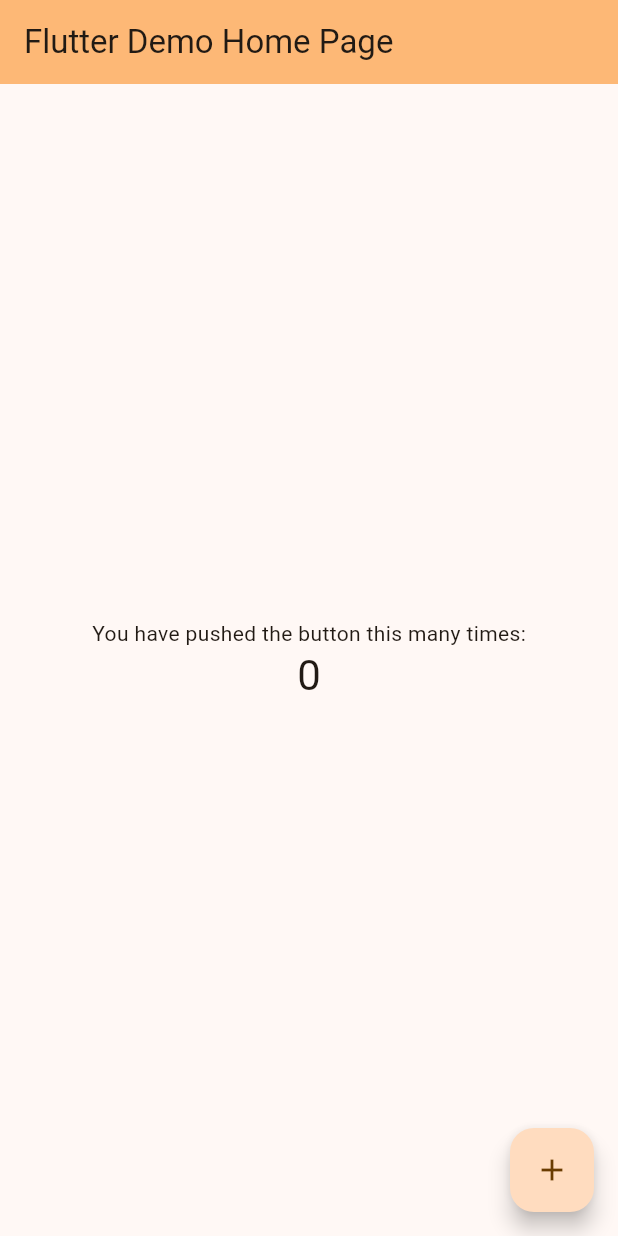
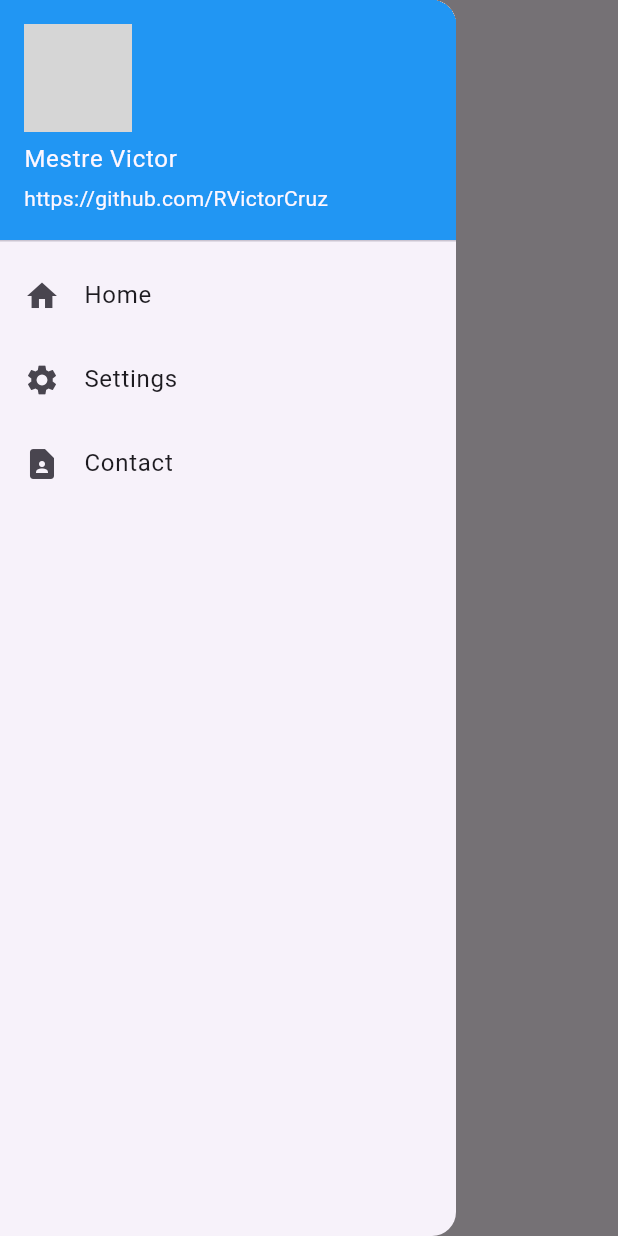
Before and after one commit to RVictorCruz/Mestre_fit, a Flutter app: the screen it shows after launch, with the side drawer open (before the commit the screen has no drawer), on a phone screen of 412 x 824 dp. Run offline on Flutter 3.47's test engine with Material 3 defaults, Android fonts, the phone set to English and light mode, and no system bars; our stand-ins replace cached_network_image; network calls fail; grey boxes are pictures that could not be loaded.

Commit message:
side navBar

```diff
--- a/lib/main.dart
+++ b/lib/main.dart
@@ -1,4 +1,5 @@
 import 'package:flutter/material.dart';
+import 'pages/home_page.dart';
 
 void main() {
   runApp(const MyApp());
@@ -7,120 +8,15 @@
 class MyApp extends StatelessWidget {
   const MyApp({super.key});
 
-  // This widget is the root of your application.
   @override
   Widget build(BuildContext context) {
     return MaterialApp(
-      title: 'Flutter Demo',
+      debugShowCheckedModeBanner: false,
+      title: "Mestre Fit",
       theme: ThemeData(
-        // This is the theme of your application.
-        //
-        // TRY THIS: Try running your application with "flutter run". You'll see
-        // the application has a purple toolbar. Then, without quitting the app,
-        // try changing the seedColor in the colorScheme below to Colors.green
-        // and then invoke "hot reload" (save your changes or press the "hot
-        // reload" button in a Flutter-supported IDE, or press "r" if you used
-        // the command line to start the app).
-        //
-        // Notice that the counter didn't reset back to zero; the application
-        // state is not lost during the reload. To reset the state, use hot
-        // restart instead.
-        //
-        // This works for code too, not just values: Most code changes can be
-        // tested with just a hot reload.
-        colorScheme:
-            ColorScheme.fromSeed(seedColor: Color.fromARGB(255, 219, 130, 14)),
-        useMaterial3: true,
+        primarySwatch: Colors.amber,
       ),
-      home: const MyHomePage(title: 'Flutter Demo Home Page'),
+      home: const HomePage(),
     );
   }
 }
-
-class MyHomePage extends StatefulWidget {
-  const MyHomePage({super.key, required this.title});
-
-  // This widget is the home page of your application. It is stateful, meaning
-  // that it has a State object (defined below) that contains fields that affect
-  // how it looks.
-
-  // This class is the configuration for the state. It holds the values (in this
-  // case the title) provided by the parent (in this case the App widget) and
-  // used by the build method of the State. Fields in a Widget subclass are
-  // always marked "final".
-
-  final String title;
-
-  @override
-  State<MyHomePage> createState() => _MyHomePageState();
-}
-
-class _MyHomePageState extends State<MyHomePage> {
-  int _counter = 0;
-
-  void _incrementCounter() {
-    setState(() {
-      // This call to setState tells the Flutter framework that something has
-      // changed in this State, which causes it to rerun the build method below
-      // so that the display can reflect the updated values. If we changed
-      // _counter without calling setState(), then the build method would not be
-      // called again, and so nothing would appear to happen.
-      _counter++;
-    });
-  }
-
-  @override
-  Widget build(BuildContext context) {
-    // This method is rerun every time setState is called, for instance as done
-    // by the _incrementCounter method above.
-    //
-    // The Flutter framework has been optimized to make rerunning build methods
-    // fast, so that you can just rebuild anything that needs updating rather
-    // than having to individually change instances of widgets.
-    return Scaffold(
-      appBar: AppBar(
-        // TRY THIS: Try changing the color here to a specific color (to
-        // Colors.amber, perhaps?) and trigger a hot reload to see the AppBar
-        // change color while the other colors stay the same.
-        backgroundColor: Theme.of(context).colorScheme.inversePrimary,
-        // Here we take the value from the MyHomePage object that was created by
-        // the App.build method, and use it to set our appbar title.
-        title: Text(widget.title),
-      ),
-      body: Center(
-        // Center is a layout widget. It takes a single child and positions it
-        // in the middle of the parent.
-        child: Column(
-          // Column is also a layout widget. It takes a list of children and
-          // arranges them vertically. By default, it sizes itself to fit its
-          // children horizontally, and tries to be as tall as its parent.
-          //
-          // Column has various properties to control how it sizes itself and
-          // how it positions its children. Here we use mainAxisAlignment to
-          // center the children vertically; the main axis here is the vertical
-          // axis because Columns are vertical (the cross axis would be
-          // horizontal).
-          //
-          // TRY THIS: Invoke "debug painting" (choose the "Toggle Debug Paint"
-          // action in the IDE, or press "p" in the console), to see the
-          // wireframe for each widget.
-          mainAxisAlignment: MainAxisAlignment.center,
-          children: <Widget>[
-            const Text(
-              'You have pushed the button this many times:',
-            ),
-            Text(
-              '$_counter',
-              style: Theme.of(context).textTheme.headlineMedium,
-            ),
-          ],
-        ),
-      ),
-      floatingActionButton: FloatingActionButton(
-        onPressed: _incrementCounter,
-        tooltip: 'Increment',
-        child: const Icon(Icons.add),
-      ), // This trailing comma makes auto-formatting nicer for build methods.
-    );
-  }
-}
--- /dev/null
+++ b/lib/pages/contact_pages.dart
@@ -0,0 +1,19 @@
+import 'package:flutter/material.dart';
+import '../widgets/my_drawer.dart';
+
+class ContactPage extends StatelessWidget {
+  const ContactPage({super.key});
+
+  @override
+  Widget build(BuildContext context) {
+    return Scaffold(
+      appBar: AppBar(
+        title: const Text('Contact Page'),
+      ),
+      drawer: const MyDrawer(),
+      body: const Center(
+        child: Text('Contact Page Content'),
+      ),
+    );
+  }
+}
--- /dev/null
+++ b/lib/pages/home_page.dart
@@ -0,0 +1,19 @@
+import 'package:flutter/material.dart';
+import '../widgets/my_drawer.dart';
+
+class HomePage extends StatelessWidget {
+  const HomePage({super.key});
+
+  @override
+  Widget build(BuildContext context) {
+    return Scaffold(
+      appBar: AppBar(
+        title: const Text('Home Page'),
+      ),
+      drawer: const MyDrawer(),
+      body: const Center(
+        child: Text('Home Page Content'),
+      ),
+    );
+  }
+}
--- /dev/null
+++ b/lib/widgets/my_drawer.dart
@@ -0,0 +1,59 @@
+import 'package:flutter/material.dart';
+import '../pages/home_page.dart';
+import '../pages/settings_page.dart';
+import '../pages/contact_pages.dart';
+import 'package:cached_network_image/cached_network_image.dart';
+
+class MyDrawer extends StatelessWidget {
+  const MyDrawer({super.key});
+
+  @override
+  Widget build(BuildContext context) {
+    return Drawer(
+      child: ListView(
+        padding: EdgeInsets.zero,
+        children: <Widget>[
+          const UserAccountsDrawerHeader(
+            accountName: Text('Mestre Victor'),
+            accountEmail: Text('https://github.com/RVictorCruz'),
+            currentAccountPicture: CircleAvatar(
+              backgroundImage: CachedNetworkImageProvider(
+                  'https://github.com/RVictorCruz.png'),
+            ),
+            decoration: BoxDecoration(color: Colors.blue),
+          ),
+          ListTile(
+            leading: const Icon(Icons.home),
+            title: const Text('Home'),
+            onTap: () {
+              Navigator.pushReplacement(
+                context,
+                MaterialPageRoute(builder: (context) => const HomePage()),
+              );
+            },
+          ),
+          ListTile(
+            leading: const Icon(Icons.settings),
+            title: const Text('Settings'),
+            onTap: () {
+              Navigator.pushReplacement(
+                context,
+                MaterialPageRoute(builder: (context) => const SettingsPage()),
+              );
+            },
+          ),
+          ListTile(
+            leading: const Icon(Icons.contact_page),
+            title: const Text('Contact'),
+            onTap: () {
+              Navigator.pushReplacement(
+                context,
+                MaterialPageRoute(builder: (context) => const ContactPage()),
+              );
+            },
+          ),
+        ],
+      ),
+    );
+  }
+}
```
Also changed, not shown: lib/pages/settings_page.dart (added, +19 -0 lines), pubspec.yaml (+5 -36 lines), pubspec.lock, 1 other file.
